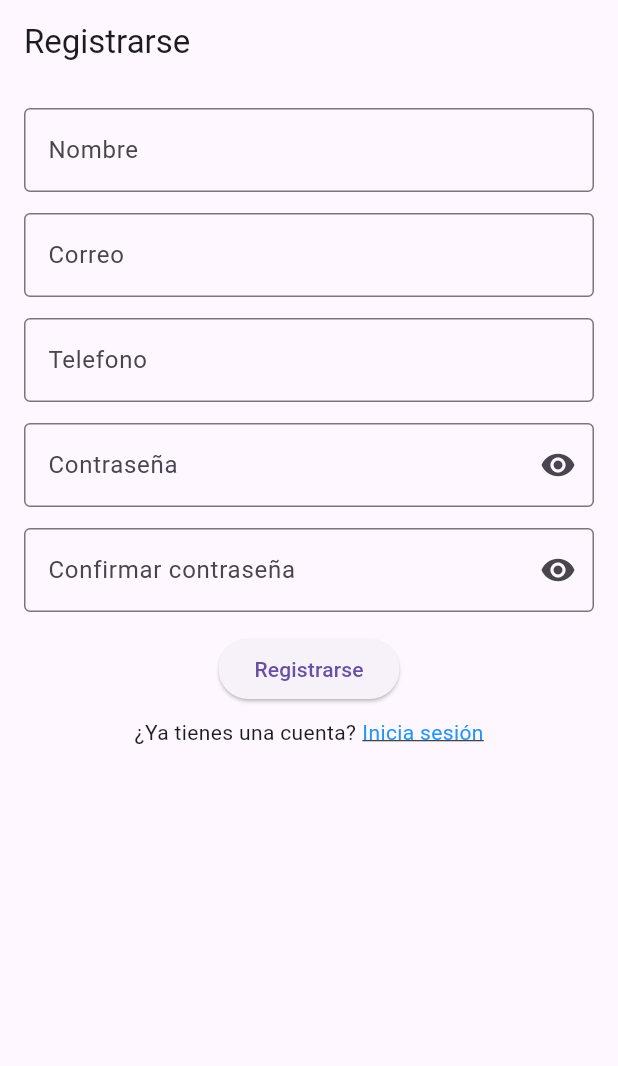
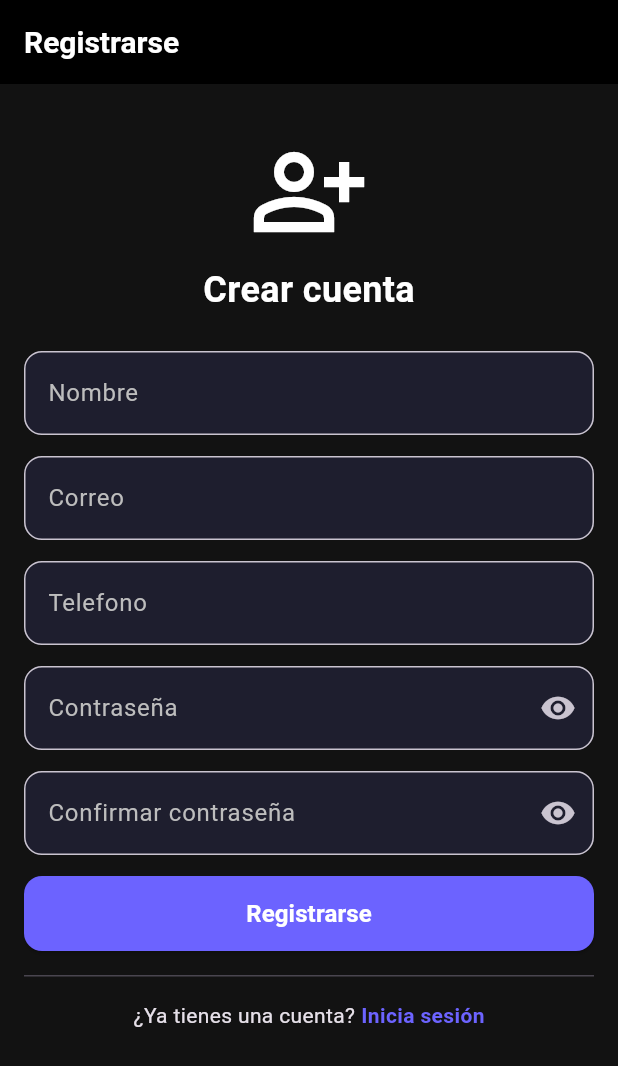
Before and after one commit to douglaspazh/IS513_Tarea2.2, a Flutter app: the screen it shows after launch, after a tap on "Iniciar sesión", after a tap on "Registrate", on a phone screen of 412 x 824 dp. Shown: the top 1066 px of the screen. Run offline on Flutter 3.47's test engine with Material 3 defaults, Android fonts, the phone set to English and light mode, and no system bars.

Commit message:
Actualizada toda la parte visual de las pantallas de login y register

```diff
--- a/lib/main.dart
+++ b/lib/main.dart
@@ -14,7 +14,20 @@ class MainApp extends StatelessWidget {
   Widget build(BuildContext context) {
     return MaterialApp(
       debugShowCheckedModeBanner: false,
-      title: 'Login Register',
+      theme: ThemeData(
+        brightness: Brightness.dark,
+        scaffoldBackgroundColor: const Color(0xFF121212),
+        primaryColor: const Color(0xFF6C63FF),
+        appBarTheme: const AppBarTheme(
+          backgroundColor: Colors.black,
+          titleTextStyle: TextStyle(
+            color: Colors.white,
+            fontSize: 20,
+            fontWeight: FontWeight.bold
+          )
+        )
+      ),
+
       initialRoute: '/login',
       routes: {
         '/login': (context) => const LoginScreen(),
--- a/lib/screens/login_screen.dart
+++ b/lib/screens/login_screen.dart
@@ -1,6 +1,7 @@
 import 'package:flutter/material.dart';
 import 'package:is513_tarea2_2/screens/home_screen.dart';
 import 'package:is513_tarea2_2/widgets/clickable_text.dart';
+import 'package:is513_tarea2_2/widgets/custom_button.dart';
 import 'package:is513_tarea2_2/widgets/custom_textfield.dart';
 
 class LoginScreen extends StatefulWidget {
@@ -50,13 +51,31 @@ class _LoginScreenState extends State<LoginScreen> {
   Widget build(BuildContext context) {
     return Scaffold(
       appBar: AppBar(title: const Text('Iniciar Sesión')),
-      body: Padding(
+      body: Container(
         padding: const EdgeInsets.all(16),
         child: Form(
           key: _formKey,
           child: SingleChildScrollView(
             child: Column(
               children: [
+                const SizedBox(height: 50),
+
+                const Icon(
+                  Icons.person_outline,
+                  size: 80,
+                  color: Colors.white
+                ),
+                const SizedBox(height: 8),
+                const Text(
+                  'Iniciar Sesión',
+                  style: TextStyle(
+                    fontSize: 24,
+                    fontWeight: FontWeight.bold,
+                    color: Colors.white,
+                  ),
+                ),
+                const SizedBox(height: 24),
+
                 // Correo
                 CustomTextField(
                   controller: _emailController,
@@ -88,18 +107,23 @@ class _LoginScreenState extends State<LoginScreen> {
                 const SizedBox(height: 14),
 
                 // Boton iniciar sesion
-                ElevatedButton(
+                CustomButton(
+                  text: "Iniciar sesión",
                   onPressed: _login,
-                  child: const Text('Iniciar sesión')
                 ),
 
-                const SizedBox(height: 14),
+                const SizedBox(height: 16),
+                const Divider(height: 1),
+                const SizedBox(height: 16),
 
                 // Ir a registrarse
                 Row(
                   mainAxisAlignment: MainAxisAlignment.center,
                   children: [
-                    const Text('¿No tienes una cuenta?'),
+                    const Text(
+                      '¿No tienes una cuenta?',
+                      style: TextStyle(color: Colors.white),
+                    ),
                     const SizedBox(width: 4),
                     ClickableText(
                       text: 'Registrate',
@@ -110,7 +134,8 @@ class _LoginScreenState extends State<LoginScreen> {
               ],
             ),
           ),
-        )),
+        )
+      ),
     );
   }
 }
--- a/lib/screens/register_screen.dart
+++ b/lib/screens/register_screen.dart
@@ -1,5 +1,6 @@
 import 'package:flutter/material.dart';
 import 'package:is513_tarea2_2/widgets/clickable_text.dart';
+import 'package:is513_tarea2_2/widgets/custom_button.dart';
 import 'package:is513_tarea2_2/widgets/custom_textfield.dart';
 
 class RegisterScreen extends StatefulWidget {
@@ -20,7 +21,7 @@ class _RegisterScreenState extends State<RegisterScreen> {
   // Variables regex para validar
   final _emailRegex = RegExp(r'^[a-zA-Z._-]+[a-zA-Z]+@(unah\.edu\.hn|unah\.hn)$');
   final _phoneRegex = RegExp(r'^[39]\d{7}$');
-  final _passwordRegex = RegExp(r'^(?=.*[A-Z])(?=.*[!@#$%^&*:;<>/-]).{8,}$');
+  final _passwordRegex = RegExp(r'^(?=.*[A-Z])(?=.*\W).{8,}$');
 
   void _goToLogin() {
     Navigator.pushReplacementNamed(context, '/login');
@@ -44,13 +45,30 @@ class _RegisterScreenState extends State<RegisterScreen> {
     return Scaffold(
       appBar: AppBar(
         title: const Text('Registrarse')),
-      body: Padding(
+      body: Container(
         padding: const EdgeInsets.all(16),
         child: Form(
           key: _formKey,
           child: SingleChildScrollView(
             child: Column(
               children: [
+                const SizedBox(height: 16),
+                const Icon(
+                  Icons.person_add_alt_outlined,
+                  size: 80,
+                  color: Colors.white
+                ),
+                const SizedBox(height: 8),
+                const Text(
+                  'Crear cuenta',
+                  style: TextStyle(
+                    fontSize: 24,
+                    fontWeight: FontWeight.bold,
+                    color: Colors.white,
+                  ),
+                ),
+                const SizedBox(height: 24),
+
                 // Nombre
                 CustomTextField(
                   controller: _nameController,
@@ -136,12 +154,14 @@ class _RegisterScreenState extends State<RegisterScreen> {
                 const SizedBox(height: 14),
 
                 // Boton registrarse
-                ElevatedButton(
-                  onPressed: _register,
-                  child: const Text('Registrarse')
+                CustomButton(
+                  text: 'Registrarse',
+                  onPressed: _register
                 ),
 
-                const SizedBox(height: 8),
+                const SizedBox(height: 16),
+                const Divider(height: 1),
+                const SizedBox(height: 16),
 
                 // Opción para iniciar sesion
                 Row(
--- a/lib/widgets/clickable_text.dart
+++ b/lib/widgets/clickable_text.dart
@@ -19,8 +19,8 @@ class ClickableText extends StatelessWidget {
         text,
         style: style ??
           const TextStyle(
-            color: Colors.blue,
-            decoration: TextDecoration.underline,
+            color: Color(0xFF6C63FF),
+            fontWeight: FontWeight.bold,
           ),
       ),
     );
--- a/lib/widgets/custom_button.dart
+++ b/lib/widgets/custom_button.dart
@@ -0,0 +1,47 @@
+import 'package:flutter/material.dart';
+
+class CustomButton extends StatelessWidget {
+  final String text;
+  final VoidCallback onPressed;
+  final Color? color;
+  final Color? textColor;
+  final double? width;
+  final double? height;
+  final double borderRadius;
+
+  const CustomButton({super.key,
+    required this.text,
+    required this.onPressed,
+    this.color,
+    this.textColor,
+    this.width,
+    this.height = 50,
+    this.borderRadius = 12,
+  });
+
+  @override
+  Widget build(BuildContext context) {
+    return SizedBox(
+      width: width ?? double.infinity,
+      height: height,
+      child: ElevatedButton(
+        onPressed: onPressed,
+        style: ElevatedButton.styleFrom(
+          backgroundColor: color ?? const Color(0xFF6C63FF),
+          shape: RoundedRectangleBorder(
+            borderRadius: BorderRadius.circular(borderRadius),
+          ),
+          // padding: const EdgeInsets.symmetric(vertical: 12),
+        ),
+        child: Text(
+          text,
+          style: TextStyle(
+            color: textColor ?? Colors.white,
+            fontSize: 16,
+            fontWeight: FontWeight.bold,
+          ),
+        ),
+      ),
+    );
+  }
+}
--- a/lib/widgets/custom_textfield.dart
+++ b/lib/widgets/custom_textfield.dart
@@ -32,7 +32,17 @@ class _CustomTextFieldState extends State<CustomTextField> {
       keyboardType: widget.keyboardType,
       decoration: InputDecoration(
         labelText: widget.labelText,
-        border: const OutlineInputBorder(),
+        labelStyle: TextStyle(color: Colors.grey[400]),
+        filled: true,
+        fillColor: const Color(0xFF1E1E2E),
+        border: OutlineInputBorder(
+          borderRadius: BorderRadius.circular(12),
+          borderSide: BorderSide(color: Colors.grey[700]!)
+        ),
+        focusedBorder: OutlineInputBorder(
+          borderRadius: BorderRadius.circular(12),
+          borderSide: const BorderSide(color: Colors.purpleAccent, width: 2),
+        ),
         suffixIcon: widget.isPassword
           ? IconButton(
             onPressed: () {
```
